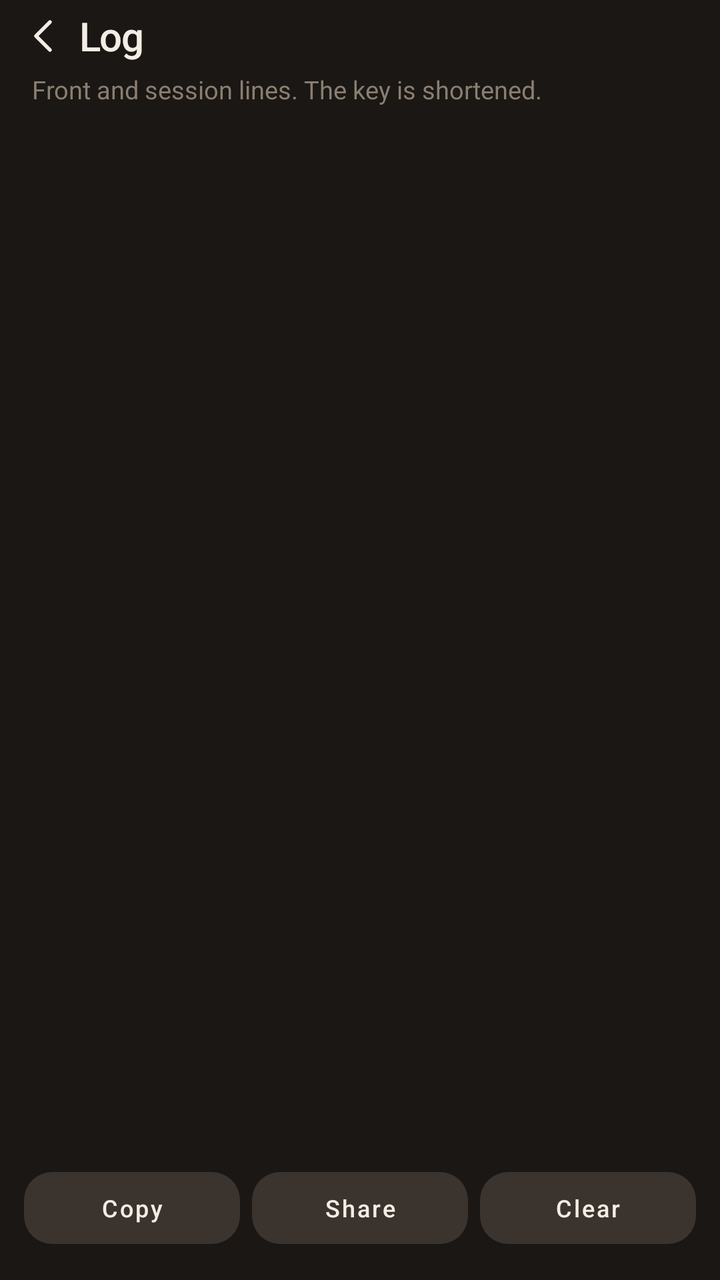
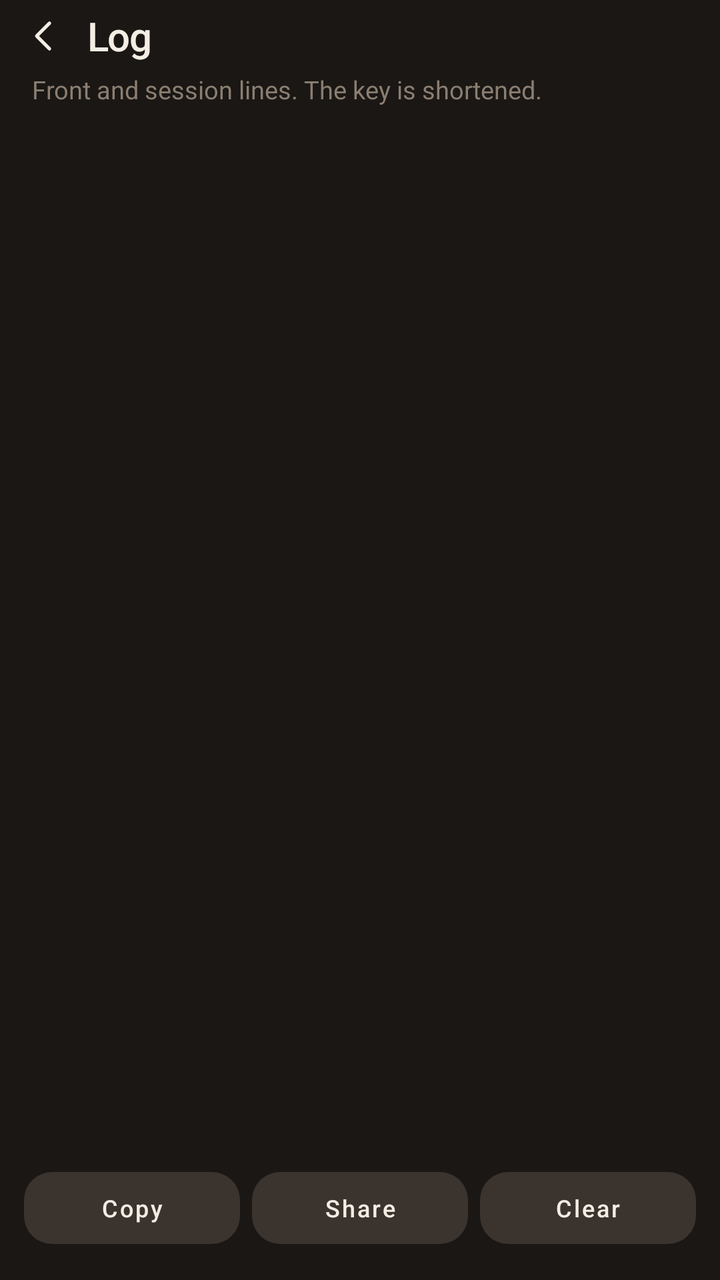

Screens rendered from an Android XML layout before and after an edit, with the pre-edit source and the edit as a unified diff.
<!-- AndroidManifest.xml: application theme Theme.Loft -->
<!-- res/layout/activity_log.xml -->
<?xml version="1.0" encoding="utf-8"?>
<LinearLayout xmlns:android="http://schemas.android.com/apk/res/android"
    android:layout_width="match_parent"
    android:layout_height="match_parent"
    android:background="@color/ink"
    android:orientation="vertical">

    <LinearLayout
        android:layout_width="match_parent"
        android:layout_height="wrap_content"
        android:gravity="center_vertical"
        android:orientation="horizontal"
        android:paddingLeft="4dp">

        <ImageButton
            android:id="@+id/btn_back"
            android:layout_width="36dp"
            android:layout_height="36dp"
            android:background="?attr/selectableItemBackgroundBorderless"
            android:contentDescription="@string/back"
            android:src="@drawable/ic_back" />

        <TextView
            android:layout_width="wrap_content"
            android:layout_height="wrap_content"
            android:fontFamily="sans-serif-medium"
            android:letterSpacing="-0.03"
            android:text="@string/log"
            android:textColor="@color/snow"
            android:textSize="20sp" />
    </LinearLayout>

    <TextView
        android:layout_width="match_parent"
        android:layout_height="wrap_content"
        android:paddingLeft="16dp"
        android:paddingRight="16dp"
        android:text="@string/journal_d"
        android:textColor="@color/mute"
        android:textSize="12.5sp" />

    <ScrollView
        android:layout_width="match_parent"
        android:layout_height="0dp"
        android:layout_weight="1">

        <TextView
            android:id="@+id/body"
            android:layout_width="match_parent"
            android:layout_height="wrap_content"
            android:fontFamily="monospace"
            android:padding="16dp"
            android:textColor="@color/stone"
            android:textIsSelectable="true"
            android:textSize="12sp" />
    </ScrollView>

    <LinearLayout
        android:layout_width="match_parent"
        android:layout_height="wrap_content"
        android:orientation="horizontal"
        android:padding="12dp">

        <Button
            android:id="@+id/btn_copy"
            style="@style/Widget.Loft.Ghost"
            android:layout_width="0dp"
            android:layout_height="wrap_content"
            android:layout_weight="1"
            android:text="@string/copy"
            android:textSize="12sp" />

        <Button
            android:id="@+id/btn_share"
            style="@style/Widget.Loft.Ghost"
            android:layout_width="0dp"
            android:layout_height="wrap_content"
            android:layout_marginLeft="6dp"
            android:layout_weight="1"
            android:text="@string/share"
            android:textSize="12sp" />

        <Button
            android:id="@+id/btn_clear"
            style="@style/Widget.Loft.Ghost"
            android:layout_width="0dp"
            android:layout_height="wrap_content"
            android:layout_marginLeft="6dp"
            android:layout_weight="1"
            android:text="@string/clear_log"
            android:textSize="12sp" />
    </LinearLayout>
</LinearLayout>
<!-- resources referenced by this layout -->
<resources>
  <color name="ink">#1A1714</color>
  <color name="mute">#8A7E72</color>
  <color name="snow">#F3EDE4</color>
  <string name="back">Back</string>
  <string name="copy">Copy</string>
  <string name="log">Log</string>
  <color name="slate">#3A332E</color>
  <color name="lamp">#E8B84A</color>
  <color name="ink2">#241F1B</color>
  <color name="err">#E24B4B</color>
  <style name="Widget.Loft.Nav" parent="Widget.MaterialComponents.BottomNavigationView">
          <item name="android:background">@color/ink</item>
          <item name="elevation">0dp</item>
          <item name="itemIconTint">@color/nav_icon</item>
          <item name="itemTextColor">@color/nav_text</item>
          <item name="itemRippleColor">@color/lamp</item>
          <item name="itemActiveIndicatorStyle">@style/Widget.Loft.NavIndicator</item>
          <item name="labelVisibilityMode">labeled</item>
      </style>
  <style name="Widget.Loft.NavIndicator" parent="">
          <item name="android:color">@color/lamp22</item>
          <item name="android:width">64dp</item>
          <item name="android:height">32dp</item>
          <item name="shapeAppearance">@style/Shape.Loft.NavPill</item>
      </style>
  <!-- unchanged entries left out for length: 13 -->
</resources>

<!-- the commit's change to res/layout/activity_log.xml (unified diff, before → after) -->
@@ -14,9 +14,10 @@
 
         <ImageButton
             android:id="@+id/btn_back"
+            style="@style/Widget.Loft.IconBtn"
             android:layout_width="36dp"
             android:layout_height="36dp"
-            android:background="?attr/selectableItemBackgroundBorderless"
+            android:layout_marginRight="4dp"
             android:contentDescription="@string/back"
             android:src="@drawable/ic_back" />
 
<!-- resource entries referenced after the edit -->
@@ -6,23 +6,90 @@
   <string name="back">Back</string>
   <string name="copy">Copy</string>
   <string name="log">Log</string>
+  <style name="Widget.Loft.IconBtn" parent="">
+          <item name="android:background">@drawable/bg_icon_btn</item>
+          <item name="android:padding">7dp</item>
+          <item name="android:scaleType">fitCenter</item>
+          <item name="android:tint">@color/icon_btn</item>
+          <item name="android:stateListAnimator">@null</item>
+      </style>
   <color name="slate">#3A332E</color>
+  <!-- drawable bg_icon_btn (drawable) -->
+  <?xml version="1.0" encoding="utf-8"?>
+  <ripple xmlns:android="http://schemas.android.com/apk/res/android"
+      android:color="@color/lamp22">
+      <item android:id="@android:id/mask">
+          <inset
+              android:insetTop="3dp"
+              android:insetBottom="3dp">
+              <shape android:shape="rectangle">
+                  <solid android:color="#FFFFFFFF" />
+                  <corners android:radius="16dp" />
+              </shape>
+          </inset>
+      </item>
+      <item>
+          <selector>
+              <item android:state_pressed="true">
+                  <inset
+                      android:insetTop="3dp"
+                      android:insetBottom="3dp">
+                      <shape android:shape="rectangle">
+                          <solid android:color="@color/lamp22" />
+                          <corners android:radius="16dp" />
+                      </shape>
+                  </inset>
+              </item>
+              <item android:state_focused="true">
+                  <inset
+                      android:insetTop="3dp"
+                      android:insetBottom="3dp">
+                      <shape android:shape="rectangle">
+                          <solid android:color="@color/lamp22" />
+                          <corners android:radius="16dp" />
+                      </shape>
+                  </inset>
+              </item>
+              <item>
+                  <shape android:shape="rectangle">
+                      <solid android:color="@android:color/transparent" />
+                  </shape>
+              </item>
+          </selector>
+      </item>
+  </ripple>
   <color name="lamp">#E8B84A</color>
   <color name="ink2">#241F1B</color>
   <color name="err">#E24B4B</color>
   <style name="Widget.Loft.Nav" parent="Widget.MaterialComponents.BottomNavigationView">
-          <item name="android:background">@color/ink</item>
+          <item name="android:background">@color/ink0</item>
+          <item name="android:minHeight">72dp</item>
           <item name="elevation">0dp</item>
+          <item name="itemBackground">@android:color/transparent</item>
+          <item name="itemHorizontalTranslationEnabled">false</item>
+          <item name="itemIconSize">22dp</item>
           <item name="itemIconTint">@color/nav_icon</item>
           <item name="itemTextColor">@color/nav_text</item>
+          <item name="itemTextAppearanceInactive">@style/TextAppearance.Loft.Nav</item>
+          <item name="itemTextAppearanceActive">@style/TextAppearance.Loft.Nav</item>
           <item name="itemRippleColor">@color/lamp</item>
           <item name="itemActiveIndicatorStyle">@style/Widget.Loft.NavIndicator</item>
+          <item name="itemPaddingTop">6dp</item>
+          <item name="itemPaddingBottom">12dp</item>
+          <item name="activeIndicatorLabelPadding">4dp</item>
           <item name="labelVisibilityMode">labeled</item>
+      </style>
+  <color name="ink0">#181512</color>
+  <style name="TextAppearance.Loft.Nav" parent="">
+          <item name="android:textSize">12sp</item>
+          <item name="android:fontFamily">sans-serif-medium</item>
+          <item name="android:textAllCaps">false</item>
+          <item name="android:letterSpacing">0.01</item>
       </style>
   <style name="Widget.Loft.NavIndicator" parent="">
           <item name="android:color">@color/lamp22</item>
-          <item name="android:width">64dp</item>
-          <item name="android:height">32dp</item>
+          <item name="android:width">62dp</item>
+          <item name="android:height">30dp</item>
           <item name="shapeAppearance">@style/Shape.Loft.NavPill</item>
       </style>
   <!-- unchanged entries left out for length: 13 -->
